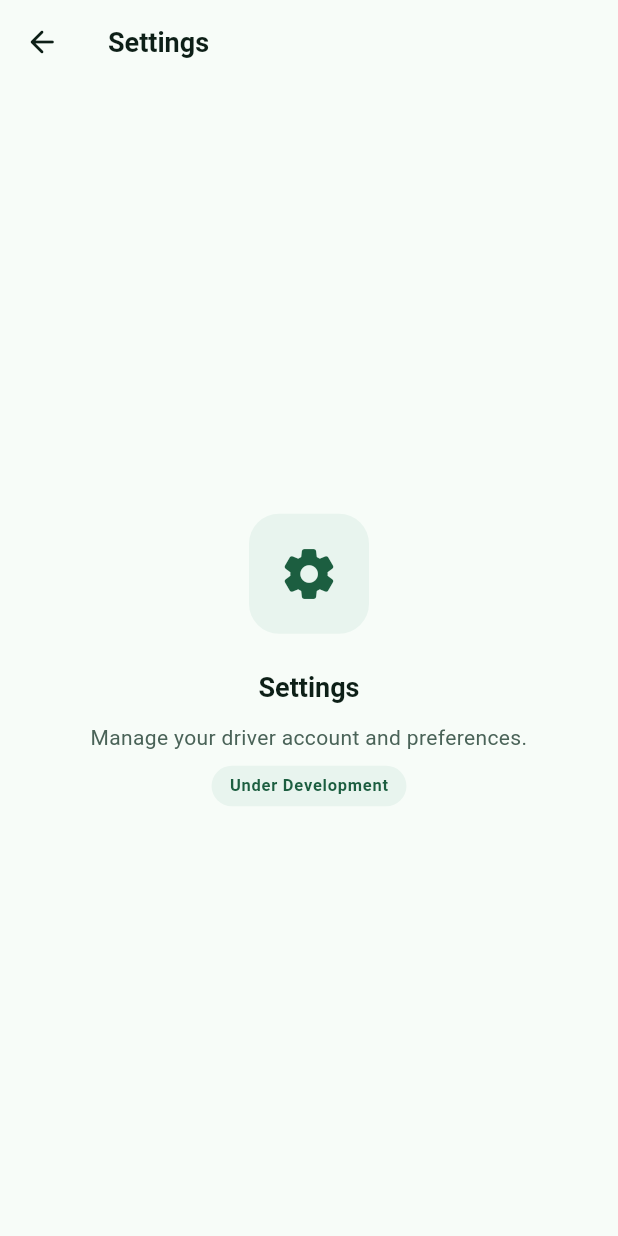
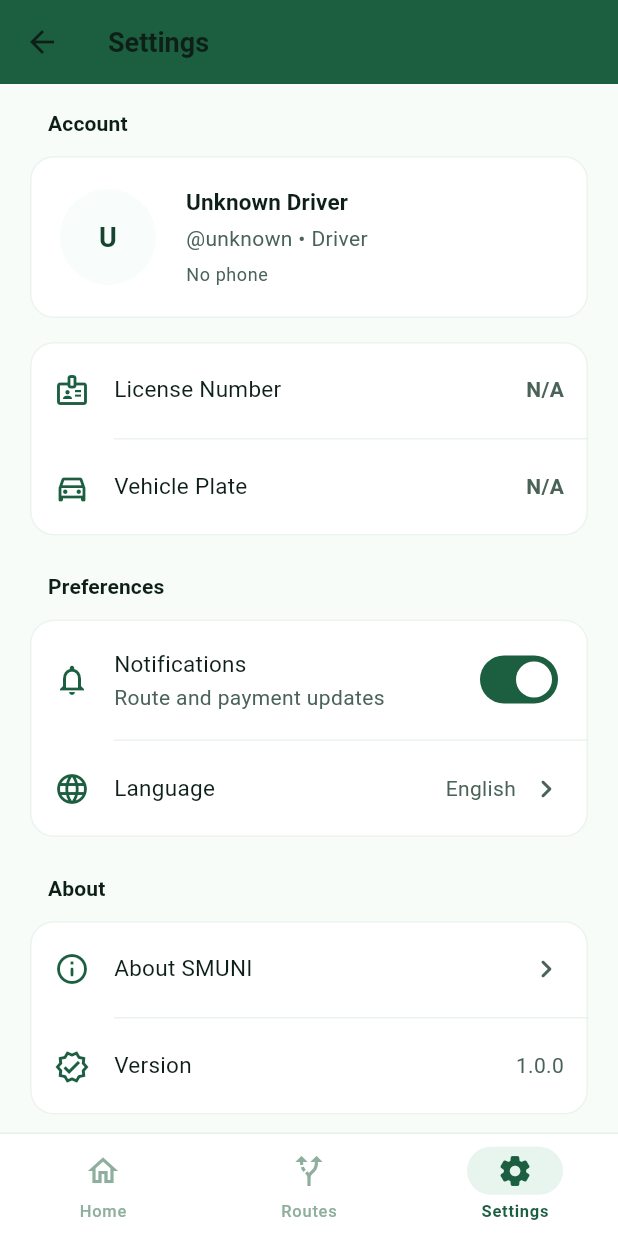
Before and after one commit to Yoseph-M/Semuni, a Flutter app: the DriverRoutesScreen screen opened by its route, item 3 of the bottom bar chosen, on a phone screen of 412 x 824 dp. Run offline on Flutter 3.47's test engine with Material 3 defaults, Android fonts, the phone set to English and light mode, and no system bars.

Commit message:
feat: implement friver settings

```diff
--- /dev/null
+++ b/lib/features/driver/screens/driver_settings_screen.dart
@@ -0,0 +1,370 @@
+import 'package:flutter/material.dart';
+
+import '../../../app/theme/app_colors.dart';
+import '../../../app/theme/app_text_styles.dart';
+import '../../../core/constants/app_constants.dart';
+import '../../../navigation/app_routes.dart';
+import '../../../repositories/auth_repository.dart';
+import '../widgets/driver_bottom_nav.dart';
+
+/// Driver Settings Screen.
+///
+/// Provides access to driver account details, preferences, and logout functionality.
+/// Fits into the 3-tab driver navigation structure.
+class DriverSettingsScreen extends StatefulWidget {
+  const DriverSettingsScreen({super.key, required this.authRepository});
+
+  final AuthRepository authRepository;
+
+  @override
+  State<DriverSettingsScreen> createState() => _DriverSettingsScreenState();
+}
+
+class _DriverSettingsScreenState extends State<DriverSettingsScreen> {
+  bool _notificationsEnabled = true;
+
+  Future<void> _handleLogout(BuildContext context) async {
+    final shouldLogout = await showDialog<bool>(
+      context: context,
+      builder: (BuildContext dialogContext) {
+        return AlertDialog(
+          title: const Text('Log out'),
+          content: const Text(
+            'Are you sure you want to sign out of your driver account?',
+          ),
+          actions: [
+            TextButton(
+              onPressed: () => Navigator.of(dialogContext).pop(false),
+              child: Text(
+                'Cancel',
+                style: AppTextStyles.labelLarge.copyWith(
+                  color: AppColors.textSecondary,
+                ),
+              ),
+            ),
+            TextButton(
+              onPressed: () => Navigator.of(dialogContext).pop(true),
+              child: Text(
+                'Log out',
+                style: AppTextStyles.labelLarge.copyWith(
+                  color: AppColors.error,
+                  fontWeight: FontWeight.bold,
+                ),
+              ),
+            ),
+          ],
+        );
+      },
+    );
+
+    if (shouldLogout == true && context.mounted) {
+      await widget.authRepository.logout();
+      if (context.mounted) {
+        Navigator.of(context)
+            .pushNamedAndRemoveUntil(AppRoutes.login, (route) => false);
+      }
+    }
+  }
+
+  @override
+  Widget build(BuildContext context) {
+    final driver = widget.authRepository.currentDriver;
+
+    // Safety check - if driver is null for some reason, provide fallbacks
+    final name = driver?.name ?? 'Unknown Driver';
+    final username = driver?.username ?? 'unknown';
+    final phone = driver?.phone ?? 'No phone';
+    final license = driver?.licenseNumber ?? 'N/A';
+    final plate = driver?.vehiclePlate ?? 'N/A';
+    final initial = name.isNotEmpty ? name[0].toUpperCase() : '?';
+
+    return Scaffold(
+      backgroundColor: AppColors.background,
+      appBar: AppBar(
+        title: const Text('Settings'),
+        backgroundColor: AppColors.primary,
+        foregroundColor: AppColors.textOnPrimary,
+        elevation: 0,
+      ),
+      body: SafeArea(
+        child: Center(
+          child: ConstrainedBox(
+            constraints: const BoxConstraints(maxWidth: 540),
+            child: ListView(
+              padding: const EdgeInsets.symmetric(
+                horizontal: AppConstants.screenHorizontalPadding,
+                vertical: AppConstants.screenVerticalPadding,
+              ),
+              children: [
+                // Account Section
+                _buildSectionHeader('Account'),
+                const SizedBox(height: AppConstants.spacingSm),
+                Card(
+                  elevation: 0,
+                  color: Colors.white,
+                  shape: RoundedRectangleBorder(
+                    borderRadius: BorderRadius.circular(AppConstants.radiusLg),
+                    side: BorderSide(
+                      color: AppColors.border.withValues(alpha: 0.5),
+                    ),
+                  ),
+                  child: Padding(
+                    padding: const EdgeInsets.all(AppConstants.spacingLg),
+                    child: Row(
+                      children: [
+                        CircleAvatar(
+                          radius: 32,
+                          backgroundColor: AppColors.primaryTint.withValues(
+                            alpha: 0.3,
+                          ),
+                          child: Text(
+                            initial,
+                            style: AppTextStyles.headlineMedium.copyWith(
+                              color: AppColors.primaryDark,
+                              fontWeight: FontWeight.bold,
+                            ),
+                          ),
+                        ),
+                        const SizedBox(width: AppConstants.spacingLg),
+                        Expanded(
+                          child: Column(
+                            crossAxisAlignment: CrossAxisAlignment.start,
+                            children: [
+                              Text(
+                                name,
+                                style: AppTextStyles.titleLarge.copyWith(
+                                  fontWeight: FontWeight.w700,
+                                ),
+                              ),
+                              const SizedBox(height: 4),
+                              Text(
+                                '@$username • Driver',
+                                style: AppTextStyles.bodyMedium.copyWith(
+                                  color: AppColors.textSecondary,
+                                ),
+                              ),
+                              const SizedBox(height: 4),
+                              Text(
+                                phone,
+                                style: AppTextStyles.bodySmall.copyWith(
+                                  color: AppColors.textSecondary,
+                                ),
+                              ),
+                            ],
+                          ),
+                        ),
+                      ],
+                    ),
+                  ),
+                ),
+                const SizedBox(height: AppConstants.spacingMd),
+                Card(
+                  elevation: 0,
+                  color: Colors.white,
+                  shape: RoundedRectangleBorder(
+                    borderRadius: BorderRadius.circular(AppConstants.radiusLg),
+                    side: BorderSide(
+                      color: AppColors.border.withValues(alpha: 0.5),
+                    ),
+                  ),
+                  child: Column(
+                    children: [
+                      ListTile(
+                        leading: const Icon(
+                          Icons.badge_outlined,
+                          color: AppColors.primary,
+                        ),
+                        title: const Text('License Number'),
+                        trailing: Text(
+                          license,
+                          style: AppTextStyles.bodyMedium.copyWith(
+                            color: AppColors.textSecondary,
+                            fontWeight: FontWeight.w600,
+                          ),
+                        ),
+                      ),
+                      const Divider(height: 1, indent: 56),
+                      ListTile(
+                        leading: const Icon(
+                          Icons.directions_car_outlined,
+                          color: AppColors.primary,
+                        ),
+                        title: const Text('Vehicle Plate'),
+                        trailing: Text(
+                          plate,
+                          style: AppTextStyles.bodyMedium.copyWith(
+                            color: AppColors.textSecondary,
+                            fontWeight: FontWeight.w600,
+                          ),
+                        ),
+                      ),
+                    ],
+                  ),
+                ),
+
+                const SizedBox(height: AppConstants.spacingXl),
+
+                // Preferences Section
+                _buildSectionHeader('Preferences'),
+                const SizedBox(height: AppConstants.spacingSm),
+                Card(
+                  elevation: 0,
+                  color: Colors.white,
+                  shape: RoundedRectangleBorder(
+                    borderRadius: BorderRadius.circular(AppConstants.radiusLg),
+                    side: BorderSide(
+                      color: AppColors.border.withValues(alpha: 0.5),
+                    ),
+                  ),
+                  child: Column(
+                    children: [
+                      SwitchListTile(
+                        title: const Text('Notifications'),
+                        subtitle: const Text('Route and payment updates'),
+                        secondary: const Icon(
+                          Icons.notifications_outlined,
+                          color: AppColors.primary,
+                        ),
+                        activeTrackColor: AppColors.primary,
+                        value: _notificationsEnabled,
+                        onChanged: (value) {
+                          setState(() {
+                            _notificationsEnabled = value;
+                          });
+                        },
+                      ),
+                      const Divider(height: 1, indent: 56),
+                      ListTile(
+                        leading: const Icon(
+                          Icons.language_rounded,
+                          color: AppColors.primary,
+                        ),
+                        title: const Text('Language'),
+                        trailing: Row(
+                          mainAxisSize: MainAxisSize.min,
+                          children: [
+                            Text(
+                              'English',
+                              style: AppTextStyles.bodyMedium.copyWith(
+                                color: AppColors.textSecondary,
+                              ),
+                            ),
+                            const SizedBox(width: AppConstants.spacingXs),
+                            const Icon(
+                              Icons.chevron_right_rounded,
+                              color: AppColors.textSecondary,
+                            ),
+                          ],
+                        ),
+                        onTap: () {
+                          // Placeholder for future language selection
+                        },
+                      ),
+                    ],
+                  ),
+                ),
+
+                const SizedBox(height: AppConstants.spacingXl),
+
+                // About Section
+                _buildSectionHeader('About'),
+                const SizedBox(height: AppConstants.spacingSm),
+                Card(
+                  elevation: 0,
+                  color: Colors.white,
+                  shape: RoundedRectangleBorder(
+                    borderRadius: BorderRadius.circular(AppConstants.radiusLg),
+                    side: BorderSide(
+                      color: AppColors.border.withValues(alpha: 0.5),
+                    ),
+                  ),
+                  child: Column(
+                    children: [
+                      ListTile(
+                        leading: const Icon(
+                          Icons.info_outline_rounded,
+                          color: AppColors.primary,
+                        ),
+                        title: const Text('About SMUNI'),
+                        trailing: const Icon(
+                          Icons.chevron_right_rounded,
+                          color: AppColors.textSecondary,
+                        ),
+                        onTap: () {
+                          // Placeholder for about page
+                        },
+                      ),
+                      const Divider(height: 1, indent: 56),
+                      ListTile(
+                        leading: const Icon(
+                          Icons.verified_outlined,
+                          color: AppColors.primary,
+                        ),
+                        title: const Text('Version'),
+                        trailing: Text(
+                          '1.0.0',
+                          style: AppTextStyles.bodyMedium.copyWith(
+                            color: AppColors.textSecondary,
+                          ),
+                        ),
+                      ),
+                    ],
+                  ),
+                ),
+
+                const SizedBox(height: AppConstants.spacingXl),
+
+                // Logout Action
+                SizedBox(
+                  width: double.infinity,
+                  child: OutlinedButton.icon(
+                    key: const Key('driver_logout_button'),
+                    onPressed: () => _handleLogout(context),
+                    icon: const Icon(
+                      Icons.logout_rounded,
+                      color: AppColors.error,
+                    ),
+                    label: Text(
+                      'Log out',
+                      style: AppTextStyles.labelLarge.copyWith(
+                        color: AppColors.error,
+                        fontWeight: FontWeight.bold,
+                      ),
+                    ),
+                    style: OutlinedButton.styleFrom(
+                      padding: const EdgeInsets.symmetric(vertical: 16),
+                      side: BorderSide(
+                        color: AppColors.error.withValues(alpha: 0.5),
+                      ),
+                      shape: RoundedRectangleBorder(
+                        borderRadius: BorderRadius.circular(
+                          AppConstants.radiusMd,
+                        ),
+                      ),
+                    ),
+                  ),
+                ),
+
+                const SizedBox(height: AppConstants.spacingXxl),
+              ],
+            ),
+          ),
+        ),
+      ),
+      bottomNavigationBar: const DriverBottomNav(currentIndex: 2),
+    );
+  }
+
+  Widget _buildSectionHeader(String title) {
+    return Padding(
+      padding: const EdgeInsets.only(left: AppConstants.spacingSm),
+      child: Text(
+        title,
+        style: AppTextStyles.titleMedium.copyWith(
+          color: AppColors.textPrimary,
+          fontWeight: FontWeight.bold,
+        ),
+      ),
+    );
+  }
+}
--- a/lib/navigation/app_router.dart
+++ b/lib/navigation/app_router.dart
@@ -4,6 +4,7 @@ import '../core/widgets/placeholder_screen.dart';
 import '../features/auth/screens/login_screen.dart';
 import '../features/driver/screens/driver_home_screen.dart';
 import '../features/driver/screens/driver_routes_screen.dart';
+import '../features/driver/screens/driver_settings_screen.dart';
 import '../features/driver/screens/driver_transactions_screen.dart';
 import '../features/driver/screens/driver_withdraw_screen.dart';
 import '../features/passenger/screens/passenger_home_screen.dart';
@@ -124,10 +125,8 @@ class AppRouter {
         icon: Icons.notifications_rounded,
         description: 'Stay updated with payments and route updates.',
       ),
-      AppRoutes.driverSettings => const PlaceholderScreen(
-        title: 'Settings',
-        icon: Icons.settings_rounded,
-        description: 'Manage your driver account and preferences.',
+      AppRoutes.driverSettings => DriverSettingsScreen(
+        authRepository: authRepository,
       ),
 
       // -----------------------------------------------------------------------
```
Also changed, not shown: 1 other file.
